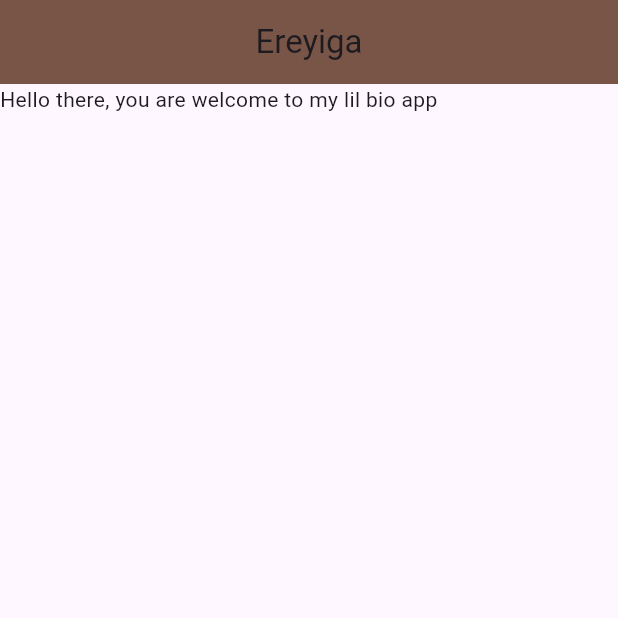
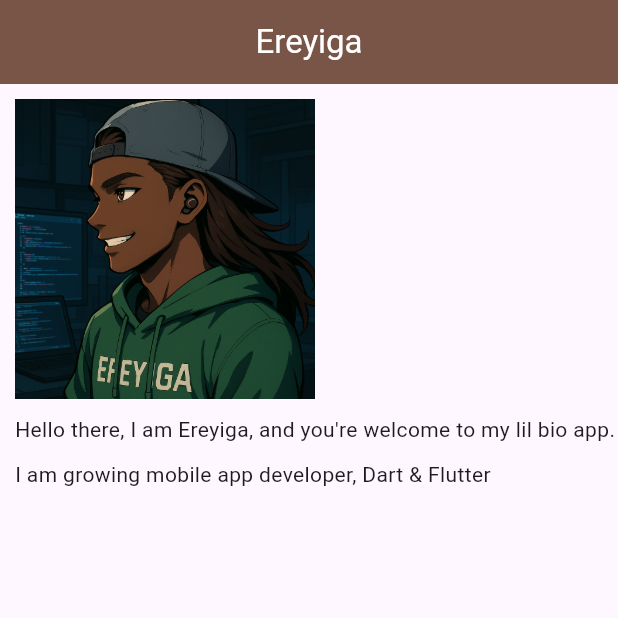
Before and after one commit to Ere-yiga/erehapp, a Flutter app: the screen it shows after launch, on a phone screen of 412 x 824 dp, the top half of it. Run offline on Flutter 3.47's test engine with Material 3 defaults, Android fonts, the phone set to English and light mode, and no system bars.

Commit message:
lil bio completed

```diff
--- a/lib/home.dart
+++ b/lib/home.dart
@@ -7,11 +7,33 @@ class Home extends StatelessWidget{
   Widget build(BuildContext context){
     return Scaffold(
       appBar: AppBar(
-        title: Text("Ereyiga"),
+        title: Text(
+          "Ereyiga",
+          style: TextStyle(
+            color: Colors.white,
+          )
+          ),
         backgroundColor: Colors.brown,
         centerTitle: true,
       ),
-      body: Text("Hello there, you are welcome to my lil bio app"),
+      body: Column(
+        crossAxisAlignment:CrossAxisAlignment.start,
+
+        children: [
+          Container(
+            padding: EdgeInsets.fromLTRB(10, 10, 0, 0),
+            child: Image.asset("assets/ereyiga.png", height: 200,),
+          ),
+          Container(
+            padding: EdgeInsets.fromLTRB(10, 10, 0, 0),
+            child: Text("Hello there, I am Ereyiga, and you're welcome to my lil bio app."),
+          ),
+          Container(
+            padding: EdgeInsets.fromLTRB(10, 10, 0, 0),
+            child: Text("I am growing mobile app developer, Dart & Flutter")
+          )
+        ]
+      )
     );
   }
 }
--- a/pubspec.yaml
+++ b/pubspec.yaml
@@ -58,9 +58,9 @@ flutter:
   uses-material-design: true
 
   # To add assets to your application, add an assets section, like this:
-  # assets:
-  #   - images/a_dot_burr.jpeg
-  #   - images/a_dot_ham.jpeg
+  assets:
+    - assets/ereyiga.png
+  # - images/a_dot_ham.jpeg
 
   # An image asset can refer to one or more resolution-specific "variants", see
   # https://flutter.dev/to/resolution-aware-images
```
Also changed, not shown: assets/ereyiga.png (added), lib/main.dart (line endings or trailing spaces).
